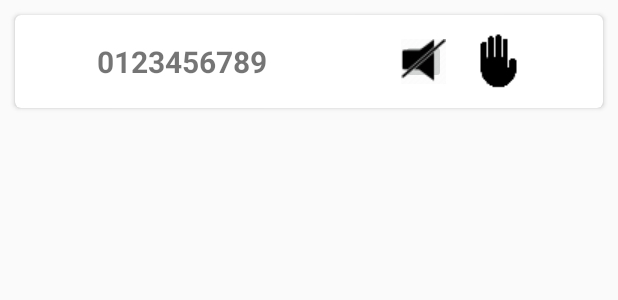
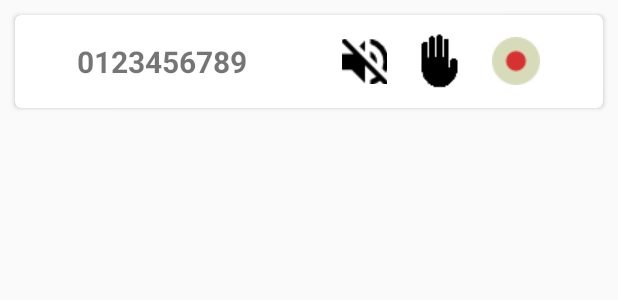
Before and after one commit to deepak15013/Sangoshthi-Phase-2, an Android app: the layout listener_item_row.xml on its own in the app's theme, with its tools: preview values and no code run, on a phone screen of 412 x 824 dp. Shown: the top 300 px of the screen. Run offline under Robolectric (Android 15) with nearby library versions, the phone set to English and light mode, and no system bars.

Commit message:
State maintained of every caller, reconnection when unmuted added, mute unmute icons changed

```diff
--- a/app/src/main/java/io/github/varunj/sangoshthi_ivr/activities/HomeActivity.java
+++ b/app/src/main/java/io/github/varunj/sangoshthi_ivr/activities/HomeActivity.java
@@ -57,6 +57,7 @@ public class HomeActivity extends AppCompatActivity implements View.OnClickListe
                 @Override
                 public void onClick(DialogInterface dialogInterface, int i) {
                     RequestMessageHelper.getInstance().updateShowStatus();
+                    SharedPreferenceManager.getInstance().setShowUpdateStatus(false);
                 }
             });
 
@@ -64,13 +65,12 @@ public class HomeActivity extends AppCompatActivity implements View.OnClickListe
                 @Override
                 public void onClick(DialogInterface dialogInterface, int i) {
                     dialogInterface.cancel();
+                    SharedPreferenceManager.getInstance().setShowUpdateStatus(false);
                 }
             });
 
             AlertDialog alertDialog = builder.create();
             alertDialog.show();
-
-            SharedPreferenceManager.getInstance().setShowUpdateStatus(false);
         }
     }
 
--- a/app/src/main/res/layout/listener_item_row.xml
+++ b/app/src/main/res/layout/listener_item_row.xml
@@ -5,7 +5,8 @@
     android:layout_height="wrap_content"
     xmlns:app="http://schemas.android.com/apk/res-auto"
     android:layout_margin="10dp"
-    app:cardCornerRadius="4dp">
+    app:cardCornerRadius="4dp"
+    android:id="@+id/cv_listener_item_row">
 
     <LinearLayout
         android:layout_width="match_parent"
@@ -43,7 +44,8 @@
                 android:layout_marginRight="20dp"
                 android:layout_marginEnd="20dp"
                 android:contentDescription="@string/cd_iv_mute_unmute"
-                android:src="@drawable/mute" />
+                android:src="@drawable/mute"
+                android:background="@android:color/transparent"/>
 
             <ImageButton
                 android:id="@+id/iv_question"
@@ -53,6 +55,16 @@
                 android:background="@android:color/transparent"
                 android:src="@drawable/query" />
 
+            <ImageView
+                android:id="@+id/iv_reconnection"
+                android:layout_width="wrap_content"
+                android:layout_height="wrap_content"
+                android:src="@drawable/reconnection"
+                android:layout_marginLeft="20dp"
+                android:layout_marginStart="20dp"
+                android:contentDescription="@string/cd_image"
+                android:background="@android:color/transparent"/>
+
         </LinearLayout>
 
     </LinearLayout>
```
Also changed, not shown: app/src/main/java/io/github/varunj/sangoshthi_ivr/activities/ShowActivity.java (+22 -12 lines), app/src/main/java/io/github/varunj/sangoshthi_ivr/adapters/ListenersRecyclerViewAdapter.java (+27 -5 lines), app/src/main/java/io/github/varunj/sangoshthi_ivr/callhandler/CallReceiver.java (+8 -5 lines), app/src/main/java/io/github/varunj/sangoshthi_ivr/models/CallerStateModel.java (+22 -1 lines), app/src/main/res/drawable/mute.png, app/src/main/res/drawable/reconnection.png (added), app/src/main/res/drawable/unmute.png, 1 other file.
